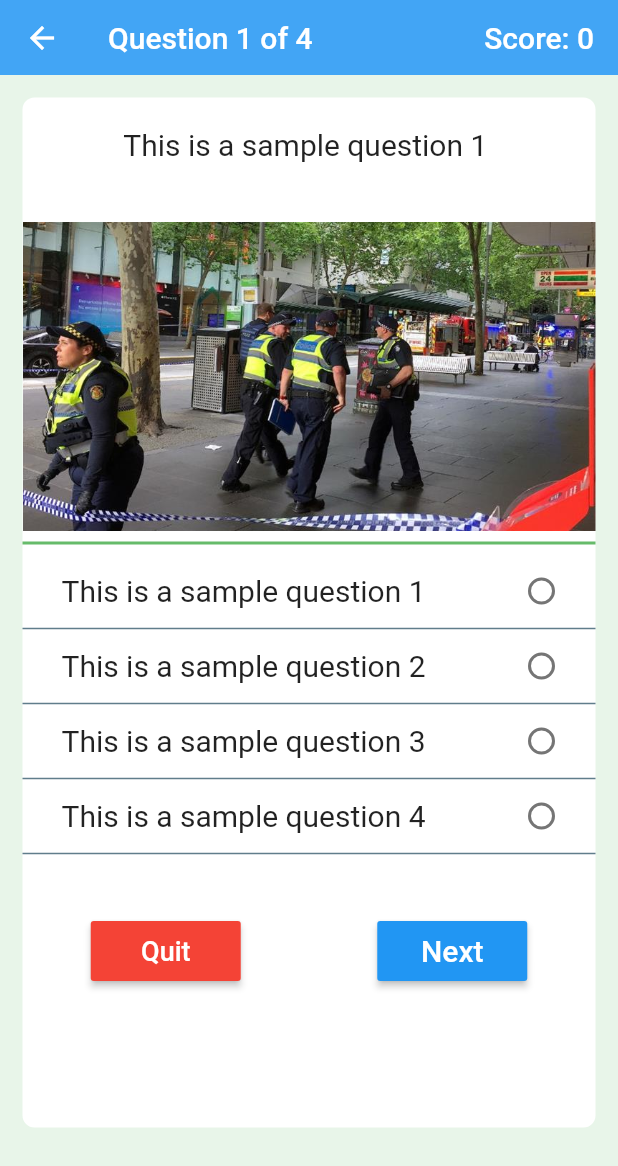
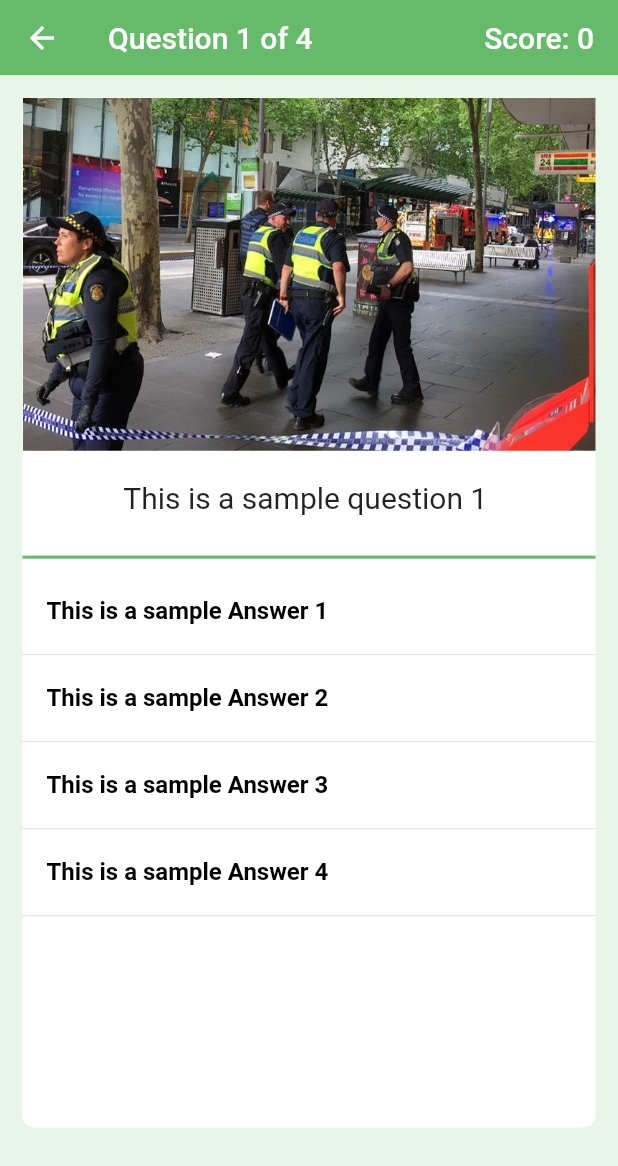
Before and after one commit to marklin97/QuizApp, a Flutter app: the PoliceAct screen opened directly, on a phone screen of 412 x 824 dp. Shown: the top 1166 px of the screen. Run offline on Flutter 3.47's test engine with Material 2 defaults, Android fonts, the phone set to English and light mode, and no system bars; our stand-ins replace firebase_auth; accounts and stored records are empty.

Commit message:
Version 2.0

```diff
--- a/QuizApp/lib/screens/quizBank/policeAct.dart
+++ b/QuizApp/lib/screens/quizBank/policeAct.dart
@@ -10,20 +10,28 @@ var finalScore = 0;
 var questionNumber = 0;
 var temp = 0;
 var quiz = new AnimalQuiz();
-
+bool selected = false;
 int _optionSelected = 0;
 
 class OptionValue {
-  final int _key;
+  final bool _key;
   final String _value;
   OptionValue(this._value, this._key);
 }
 
 final _buttonOptions = [
-  OptionValue("This is a sample question 1", 1),
-  OptionValue("This is a sample question 2", 2),
-  OptionValue("This is a sample question 3", 3),
-  OptionValue("This is a sample question 4", 4),
+  [
+    OptionValue("This is a sample Answer 1", true),
+    OptionValue("This is a sample Answer 2", false),
+    OptionValue("This is a sample Answer 3", false),
+    OptionValue("This is a sample Answer 4", false),
+  ],
+  [
+    OptionValue("This is a sample Answer 1", true),
+    OptionValue("This is a sample Answer 2", false),
+    OptionValue("This is a sample Answer 3", true),
+    OptionValue("This is a sample Answer 4", true),
+  ],
 ];
 
 class AnimalQuiz {
@@ -33,23 +41,28 @@ class AnimalQuiz {
     "This is a sample question 3 ",
     "This is a sample question 4 ",
   ];
+}
 
-  var choices = [
-    ["1", "2", "3", "4"],
-    ["1", "2", "3", "4"],
-    ["1", "2", "3", "4"],
-    ["1", "2", "3", "4"],
-  ];
+List<Color> _color = [
+  Colors.black,
+  Colors.black,
+  Colors.black,
+  Colors.black,
+].toList();
 
-  var correctAnswers = ["1", "2", "3", "4"];
-}
+List<Icon> _icon = [
+  Icon(null),
+  Icon(null),
+  Icon(null),
+  Icon(null),
+].toList();
 
 class _PoliceActState extends State<PoliceAct> {
   @override
   Widget build(BuildContext context) {
     double width = MediaQuery.of(context).size.width;
     double height = MediaQuery.of(context).size.height;
-    Color color;
+
     return new Scaffold(
       backgroundColor: Colors.green[50],
       appBar: PreferredSize(
@@ -69,7 +82,7 @@ class _PoliceActState extends State<PoliceAct> {
               "Score: $finalScore",
             ),
           ]),
-          backgroundColor: Colors.blue[400],
+          backgroundColor: Colors.green[400],
           elevation: 0.0,
         ),
       ),
@@ -92,23 +105,22 @@ class _PoliceActState extends State<PoliceAct> {
                 ),
               ),
               // image (optional)
-              Padding(padding: EdgeInsets.all(10)),
 
-              new Text(
-                quiz.questions[questionNumber],
-                style: new TextStyle(fontSize: 20),
-              ),
-              Padding(padding: EdgeInsets.all(20)),
               ClipRRect(
                 // borderRadius: BorderRadius.circular(8.0),
                 child: Image.asset(
                   "assets/quiz_image_${questionNumber + 1}.jpg",
                   fit: BoxFit.fill,
-                  height: height / 4,
+                  height: height / 3.5,
                   width: width,
                 ),
               ),
-
+              Padding(padding: EdgeInsets.all(10)),
+              new Text(
+                quiz.questions[questionNumber],
+                style: new TextStyle(fontSize: 20),
+              ),
+              Padding(padding: EdgeInsets.all(10)),
               // break line
               Row(children: <Widget>[
                 Expanded(
@@ -117,81 +129,57 @@ class _PoliceActState extends State<PoliceAct> {
                   thickness: 2,
                 )),
               ]),
-              new Column(
-                mainAxisAlignment: MainAxisAlignment.spaceEvenly,
-                children: _buttonOptions
-                    .map(
-                      (timeValue) => Column(children: <Widget>[
-                        Container(
-                          color: color,
-                          child: RadioListTile(
-                            dense: true,
-                            activeColor: Colors.blue,
-                            title: Padding(
-                              padding: EdgeInsets.only(left: 10),
-                              child: Text(
-                                timeValue._value,
-                                style: new TextStyle(fontSize: 20),
-                              ),
+              Expanded(
+                child: new ListView.builder(
+                  itemCount: _buttonOptions[questionNumber].length,
+                  itemBuilder: (BuildContext context, int index) {
+                    String key =
+                        _buttonOptions[questionNumber].elementAt(index)._value;
+                    var validate =
+                        _buttonOptions[questionNumber].elementAt(index)._key;
+                    return new Column(
+                      children: <Widget>[
+                        new ListTile(
+                            title: new Text(
+                              "$key",
+                              style: TextStyle(
+                                  color: _color[index],
+                                  fontWeight: FontWeight.bold),
                             ),
-                            value: timeValue._key,
-                            groupValue: _optionSelected,
-                            controlAffinity: ListTileControlAffinity.trailing,
-                            onChanged: (val) {
-                              setState(() {
-                                debugPrint('VAL = $val');
-                                color = Colors.lightGreen;
-                                _optionSelected = val;
-                              });
-                            },
-                          ),
+                            trailing: _icon[index],
+                            onTap: () {
+                              if (selected == false) {
+                                if (validate == true) {
+                                  setState(() {
+                                    _color[index] = Colors.green[400];
+
+                                    _icon[index] = Icon(
+                                      Icons.done,
+                                      color: Colors.green,
+                                    );
+                                    selected = true;
+                                  });
+                                } else {
+                                  setState(() {
+                                    _color[index] = Colors.red[400];
+                                    _icon[index] = Icon(
+                                      Icons.close,
+                                      color: Colors.red,
+                                    );
+                                    selected = true;
+                                  });
+                                }
+                              }
+                            }),
+                        new Divider(
+                          height: 2.0,
                         ),
-                        Divider(
-                          height: 2,
-                          color: Colors.blueGrey,
-                          thickness: 1,
-                        )
-                      ]),
-                    )
-                    .toList(),
+                      ],
+                    );
+                  },
+                ),
               ),
-
               // submit button
-              Padding(padding: EdgeInsets.all(20)),
-              new Row(
-                mainAxisAlignment: MainAxisAlignment.spaceAround,
-                children: <Widget>[
-                  new MaterialButton(
-                      minWidth: 100.0,
-                      height: 40.0,
-                      color: Colors.red,
-                      onPressed: resetQuiz,
-                      child: new Text(
-                        "Quit",
-                        style:
-                            new TextStyle(fontSize: 18.0, color: Colors.white),
-                      )),
-                  MaterialButton(
-                    minWidth: 100.0,
-                    height: 40.0,
-                    color: Colors.blue,
-                    onPressed: () {
-                      if (quiz.choices[questionNumber][0] ==
-                          quiz.correctAnswers[questionNumber]) {
-                        debugPrint("Correct");
-                        finalScore++;
-                      } else {
-                        debugPrint("Wrong");
-                      }
-                      updateQuestion();
-                    },
-                    child: new Text(
-                      'Next',
-                      style: new TextStyle(fontSize: 20.0, color: Colors.white),
-                    ),
-                  ),
-                ],
-              ),
             ],
           ),
         ),
```
